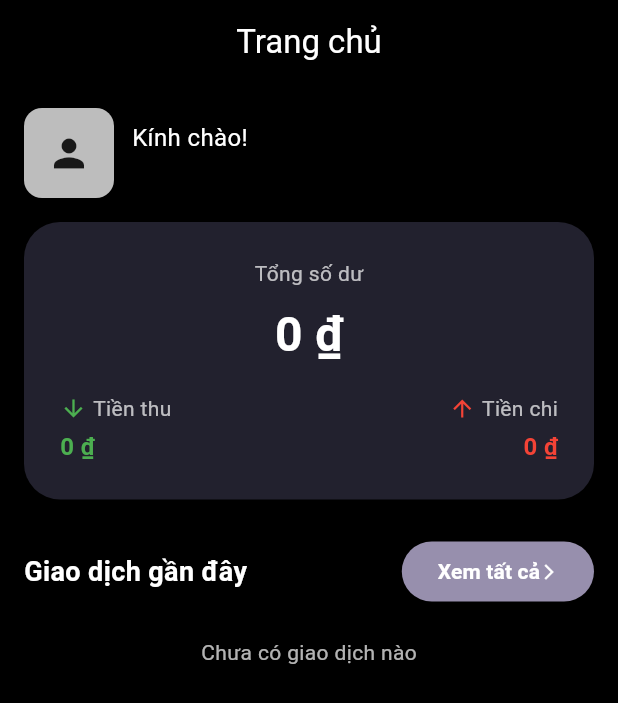
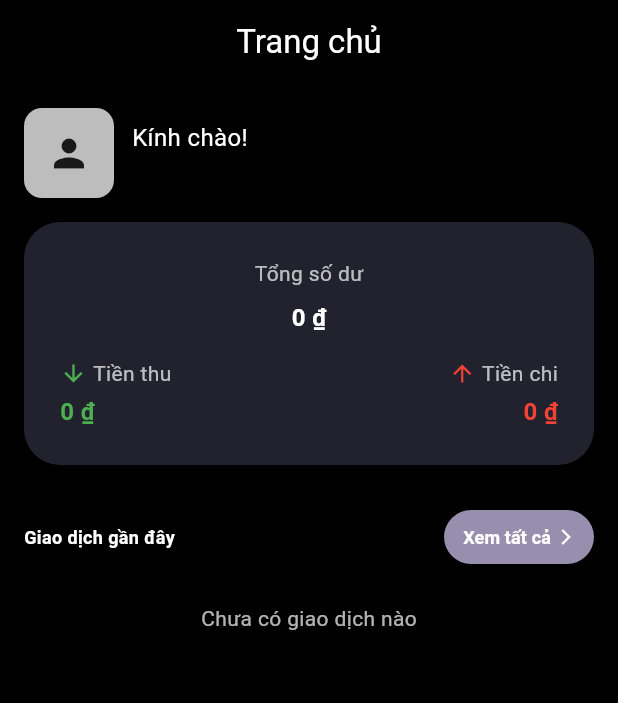
Before and after one commit to NazeCreative/SAMON, a Flutter app: the HomeScreen screen opened directly, on a phone screen of 412 x 824 dp. Shown: the top 703 px of the screen. Run offline on Flutter 3.47's test engine with Material 3 defaults, Android fonts, the phone set to English and light mode, and no system bars; drawn by our look-alikes of auto_size_text; our stand-ins replace cloud_firestore, equatable, firebase_auth, firebase_core, fl_chart, flutter_bloc and 1 more; accounts and stored records are empty.

Commit message:
update UI

```diff
--- a/project_s/lib/screens/bar_chart_page.dart
+++ b/project_s/lib/screens/bar_chart_page.dart
@@ -327,7 +327,7 @@ class _MyBarChartPageState extends State<MyBarChartPage> {
                         }),
                       ),
                       SizedBox(
-                        height: 300,
+                        height: 350,
                         child: Padding(
                           padding: const EdgeInsets.all(20.0),
                           child: BarChart(
@@ -336,7 +336,7 @@ class _MyBarChartPageState extends State<MyBarChartPage> {
                                 leftTitles: AxisTitles(
                                   sideTitles: SideTitles(
                                     showTitles: true,
-                                    reservedSize: 60,
+                                    reservedSize: 80,
                                     getTitlesWidget: (value, meta) => Padding(
                                       padding: const EdgeInsets.only(right: 8),
                                       child: Text(
@@ -359,6 +359,7 @@ class _MyBarChartPageState extends State<MyBarChartPage> {
                                 bottomTitles: AxisTitles(
                                   sideTitles: SideTitles(
                                     showTitles: true,
+                                    reservedSize: 60,
                                     getTitlesWidget: (value, meta) {
                                       int idx = value.toInt();
                                       if (idx >= 0 && idx < labels[_selectedTab].length) {
--- a/project_s/lib/screens/home_screen.dart
+++ b/project_s/lib/screens/home_screen.dart
@@ -14,6 +14,7 @@ import 'package:cloud_firestore/cloud_firestore.dart';
 import '../presentation/bloc/wallet/wallet_bloc.dart';
 import '../presentation/bloc/wallet/wallet_state.dart';
 import '../presentation/bloc/wallet/wallet_event.dart';
+import 'package:auto_size_text/auto_size_text.dart';
 
 class HomeScreen extends StatefulWidget {
   const HomeScreen({super.key});
@@ -39,7 +40,6 @@ class _HomeScreenState extends State<HomeScreen> {
   @override
   void didChangeDependencies() {
     super.didChangeDependencies();
-    // This will be called when the widget is rebuilt due to dependency changes
   }
 
   Future<void> _loadUserInfo() async {
@@ -86,10 +86,10 @@ class _HomeScreenState extends State<HomeScreen> {
   @override
   Widget build(BuildContext context) {
     return Scaffold(
-      backgroundColor: Color(0xff000000),
+      backgroundColor: const Color(0xff000000),
       appBar: AppBar(
-        backgroundColor: Color(0xff000000),
-        title: Text(
+        backgroundColor: const Color(0xff000000),
+        title: const Text(
           'Trang chủ',
           style: TextStyle(color: Colors.white),
         ),
@@ -110,12 +110,11 @@ class _HomeScreenState extends State<HomeScreen> {
           BlocListener<WalletBloc, WalletState>(
             listener: (context, state) {
               // Wallet state changes will automatically trigger rebuild
-              // through BlocBuilder below
             },
           ),
         ],
         child: SingleChildScrollView(
-          padding: EdgeInsets.all(16),
+          padding: const EdgeInsets.all(16),
           child: Column(
             crossAxisAlignment: CrossAxisAlignment.start,
             children: [
@@ -136,16 +135,16 @@ class _HomeScreenState extends State<HomeScreen> {
                         fit: BoxFit.cover,
                         width: 60,
                         height: 60,
-                              errorBuilder: (context, error, stackTrace) => Icon(Icons.person, size: 30),
+                        errorBuilder: (context, error, stackTrace) => const Icon(Icons.person, size: 30),
                       ),
                     )
-                        : Icon(Icons.person, size: 30),
+                        : const Icon(Icons.person, size: 30),
                   ),
-                  SizedBox(width: 12),
+                  const SizedBox(width: 12),
                   Column(
                     crossAxisAlignment: CrossAxisAlignment.start,
                     children: [
-                      Text(
+                      const Text(
                         'Kính chào!',
                         style: TextStyle(
                           fontSize: 16,
@@ -154,7 +153,7 @@ class _HomeScreenState extends State<HomeScreen> {
                       ),
                       Text(
                         username ?? 'Đang tải...',
-                        style: TextStyle(
+                        style: const TextStyle(
                           fontWeight: FontWeight.bold,
                           color: Colors.white,
                         ),
@@ -163,7 +162,7 @@ class _HomeScreenState extends State<HomeScreen> {
                   ),
                 ],
               ),
-              SizedBox(height: 16),
+              const SizedBox(height: 16),
               BlocBuilder<WalletBloc, WalletState>(
                 builder: (context, walletState) {
                   double totalBalance = 0;
@@ -190,28 +189,35 @@ class _HomeScreenState extends State<HomeScreen> {
                         children: [
                           Container(
                             width: double.infinity,
-                            padding: EdgeInsets.all(24),
+                            padding: const EdgeInsets.all(24),
                             decoration: BoxDecoration(
-                              color: Color(0xff22212e),
+                              color: const Color(0xff22212e),
                               borderRadius: BorderRadius.circular(24),
                               boxShadow: [
                                 BoxShadow(
                                   color: Colors.black.withOpacity(0.2),
                                   blurRadius: 8,
-                                  offset: Offset(0, 4),
+                                  offset: const Offset(0, 4),
                                 ),
                               ],
                             ),
                             child: Column(
                               crossAxisAlignment: CrossAxisAlignment.center,
                               children: [
-                                Text('Tổng số dư', style: TextStyle(color: Colors.white70)),
-                                SizedBox(height: 8),
-                                Text(
+                                const Text('Tổng số dư', style: TextStyle(color: Colors.white70)),
+                                const SizedBox(height: 8),
+                                AutoSizeText(
                                   Formatter.formatCurrency(totalBalance),
-                                  style: TextStyle(fontSize: 32, fontWeight: FontWeight.bold, color: Colors.white),
+                                  style: const TextStyle(
+                                    fontWeight: FontWeight.bold,
+                                    color: Colors.white,
                                   ),
-                                SizedBox(height: 16),
+                                  maxLines: 1,
+                                  minFontSize: 16,
+                                  maxFontSize: 32,
+                                  overflow: TextOverflow.ellipsis,
+                                ),
+                                const SizedBox(height: 16),
                                 Row(
                                   mainAxisAlignment: MainAxisAlignment.spaceBetween,
                                   children: [
@@ -220,15 +226,15 @@ class _HomeScreenState extends State<HomeScreen> {
                                       children: [
                                         Row(
                                           children: [
-                                            Icon(Icons.arrow_downward, color: Colors.green, size: 18),
-                                            SizedBox(width: 4),
-                                            Text('Tiền thu', style: TextStyle(color: Colors.white70)),
+                                            const Icon(Icons.arrow_downward, color: Colors.green, size: 18),
+                                            const SizedBox(width: 4),
+                                            const Text('Tiền thu', style: TextStyle(color: Colors.white70)),
                                           ],
                                         ),
-                                        SizedBox(height: 4),
+                                        const SizedBox(height: 4),
                                         Text(
                                           Formatter.formatCurrency(totalIncome),
-                                          style: TextStyle(color: Colors.green, fontWeight: FontWeight.bold, fontSize: 16),
+                                          style: const TextStyle(color: Colors.green, fontWeight: FontWeight.bold, fontSize: 16),
                                         ),
                                       ],
                                     ),
@@ -237,15 +243,15 @@ class _HomeScreenState extends State<HomeScreen> {
                                       children: [
                                         Row(
                                           children: [
-                                            Icon(Icons.arrow_upward, color: Colors.red, size: 18),
-                                            SizedBox(width: 4),
-                                            Text('Tiền chi', style: TextStyle(color: Colors.white70)),
+                                            const Icon(Icons.arrow_upward, color: Colors.red, size: 18),
+                                            const SizedBox(width: 4),
+                                            const Text('Tiền chi', style: TextStyle(color: Colors.white70)),
                                           ],
                                         ),
-                                        SizedBox(height: 4),
+                                        const SizedBox(height: 4),
                                         Text(
                                           Formatter.formatCurrency(totalExpense),
-                                          style: TextStyle(color: Colors.red, fontWeight: FontWeight.bold, fontSize: 16),
+                                          style: const TextStyle(color: Colors.red, fontWeight: FontWeight.bold, fontSize: 16),
                                         ),
                                       ],
                                     ),
@@ -254,30 +260,49 @@ class _HomeScreenState extends State<HomeScreen> {
                               ],
                             ),
                           ),
-                          SizedBox(height: 24),
+                          const SizedBox(height: 24),
                           Row(
-                            mainAxisAlignment: MainAxisAlignment.spaceBetween,
                             children: [
-                              Text(
+                              Expanded(
+                                child: Text(
                                   'Giao dịch gần đây',
-                                style: TextStyle(fontWeight: FontWeight.bold, color: Colors.white, fontSize: 18),
+                                  style: const TextStyle(
+                                    fontWeight: FontWeight.bold,
+                                    color: Colors.white,
+                                    fontSize: 12,
+                                  ),
+                                  overflow: TextOverflow.ellipsis,
+                                ),
                               ),
                               ElevatedButton(
-                                style: ElevatedButton.styleFrom(backgroundColor: const Color(0xff978fad)),
+                                style: ElevatedButton.styleFrom(
+                                  backgroundColor: const Color(0xff978fad),
+                                  minimumSize: const Size(100, 36),
+                                  padding: const EdgeInsets.symmetric(horizontal: 12, vertical: 8),
+                                ),
                                 onPressed: () {
                                   Navigator.pushNamed(context, '/transaction-detail');
                                 },
                                 child: Row(
+                                  mainAxisSize: MainAxisSize.min,
                                   children: [
-                                    Text('Xem tất cả', style: TextStyle(fontWeight: FontWeight.bold, color: Colors.white)),
-                                    Icon(Icons.arrow_forward_ios, size: 12, color: Colors.white),
+                                    const Text(
+                                      'Xem tất cả',
+                                      style: TextStyle(
+                                        fontWeight: FontWeight.bold,
+                                        color: Colors.white,
+                                        fontSize: 12,
+                                      ),
+                                    ),
+                                    const SizedBox(width: 4),
+                                    const Icon(Icons.arrow_forward_ios, size: 12, color: Colors.white),
                                   ],
                                 ),
                               ),
                             ],
                           ),
                           if (transactions.isEmpty)
-                            Padding(
+                            const Padding(
                               padding: EdgeInsets.all(20),
                               child: Text('Chưa có giao dịch nào', style: TextStyle(color: Colors.white70)),
                             )
@@ -287,8 +312,8 @@ class _HomeScreenState extends State<HomeScreen> {
                               final icon = getCategoryIcon(transaction.categoryId);
                               final color = getCategoryColor(transaction.categoryId);
                               return Card(
-                                color: Color(0xff181829),
-                                margin: EdgeInsets.symmetric(vertical: 8),
+                                color: const Color(0xff181829),
+                                margin: const EdgeInsets.symmetric(vertical: 8),
                                 shape: RoundedRectangleBorder(borderRadius: BorderRadius.circular(16)),
                                 child: ListTile(
                                   leading: CircleAvatar(
@@ -304,12 +329,14 @@ class _HomeScreenState extends State<HomeScreen> {
                                           children: [
                                             Text(
                                               transaction.note.isNotEmpty ? transaction.note : transaction.title,
-                                              style: TextStyle(color: Colors.white, fontWeight: FontWeight.bold),
+                                              style: const TextStyle(color: Colors.white, fontWeight: FontWeight.bold),
+                                              overflow: TextOverflow.ellipsis,
                                             ),
-                                            SizedBox(height: 2),
+                                            const SizedBox(height: 2),
                                             Text(
                                               getWalletName(transaction.walletId),
-                                              style: TextStyle(color: Colors.white70, fontSize: 12),
+                                              style: const TextStyle(color: Colors.white70, fontSize: 12),
+                                              overflow: TextOverflow.ellipsis,
                                             ),
                                           ],
                                         ),
@@ -324,10 +351,10 @@ class _HomeScreenState extends State<HomeScreen> {
                                               fontWeight: FontWeight.bold,
                                             ),
                                           ),
-                                          SizedBox(height: 2),
+                                          const SizedBox(height: 2),
                                           Text(
                                             Formatter.formatDate(transaction.date),
-                                            style: TextStyle(color: Colors.white38, fontSize: 12),
+                                            style: const TextStyle(color: Colors.white38, fontSize: 12),
                                           ),
                                         ],
                                       ),
@@ -342,7 +369,7 @@ class _HomeScreenState extends State<HomeScreen> {
                   );
                 },
               ),
-              SizedBox(height: 32),
+              const SizedBox(height: 32),
             ],
           ),
         ),
--- a/project_s/pubspec.yaml
+++ b/project_s/pubspec.yaml
@@ -35,6 +35,7 @@ dependencies:
   cupertino_icons: ^1.0.8
   curved_navigation_bar: ^1.0.3
   intl: ^0.19.0
+  auto_size_text: ^3.0.0
 
   # Cập nhật các gói Firebase lên phiên bản mới nhất
   firebase_core: ^3.14.0
```
Also changed, not shown: project_s/lib/presentation/pages/login_page.dart (+30 -24 lines), project_s/lib/presentation/pages/signup_page.dart (+21 -17 lines). Lines whose indentation alone changed are shown as unchanged.
